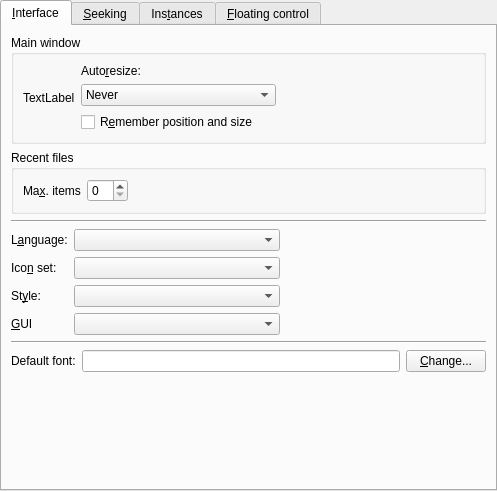
Old version of the form src/prefinterface.ui in the repository wilbert2000/wzplayer.
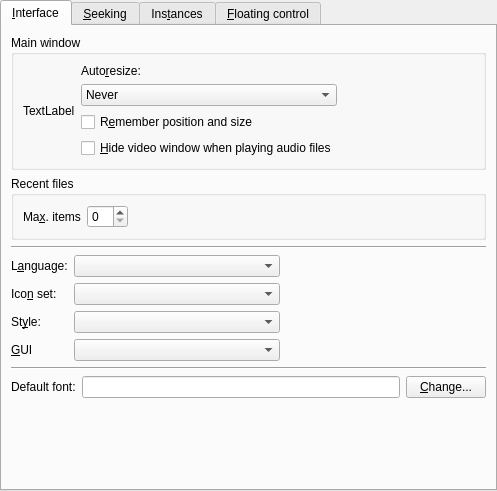
New version of the form. Custom widgets are drawn as their Qt base class.

Commit message:
New option "Hide video window when playing audio files" in preferences -> interface.
Currently changes in the option don't take effect immediately.

The edit to the form file:
```diff
--- a/src/prefinterface.ui
+++ b/src/prefinterface.ui
@@ -137,6 +137,13 @@
               </property>
              </widget>
             </item>
+            <item>
+             <widget class="QCheckBox" name="hide_video_window_on_audio_check" >
+              <property name="text" >
+               <string>&amp;Hide video window when playing audio files</string>
+              </property>
+             </widget>
+            </item>
            </layout>
           </item>
           <item>
```
Left out of the diff: 3 changed lines with no effect on the pictures. The commit also changes 4 other files.
